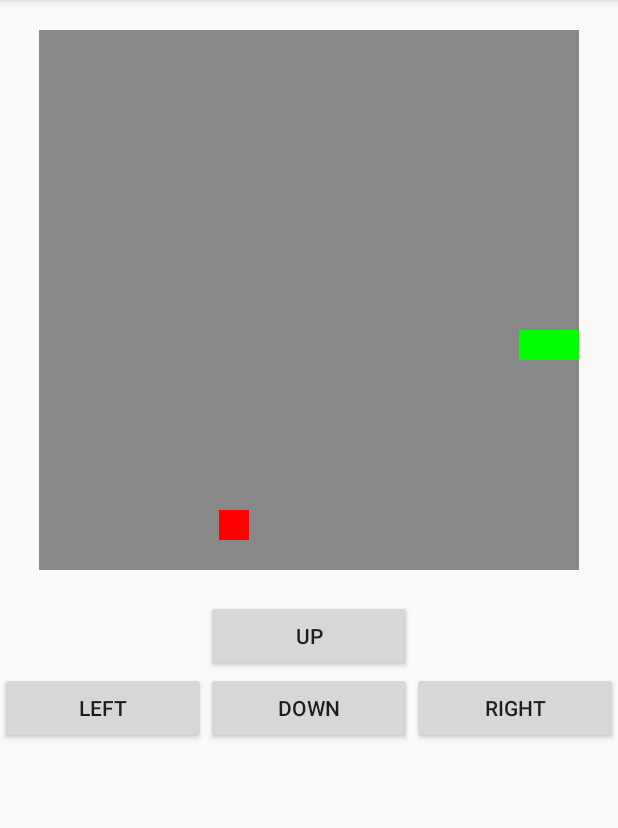
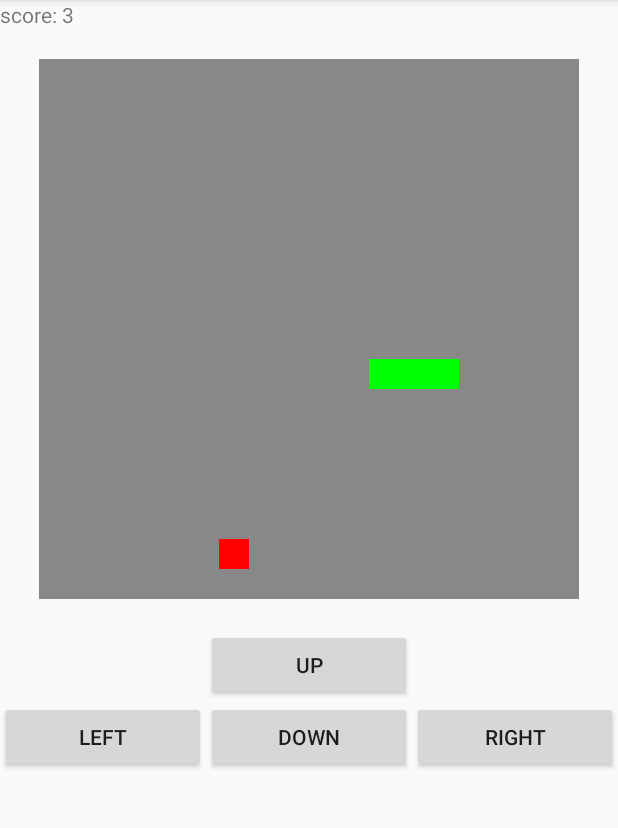
Before and after one commit to Kochenkov/AndroidApp-SnakeGame, an Android app: the GameScreenActivity screen opened directly, with no data from a screen before it, on a phone screen of 412 x 824 dp, the part 84-912 px from its top. Run offline under Robolectric (Android 15) with nearby library versions, the phone set to English and light mode, and no system bars.

Commit message:
добавил счет в игре, валидацию столкновения с телом змеи и прерывание потока игры после выхода с активити

```diff
--- a/app/src/main/java/com/vkochenkov/snakegame/activities/GameScreenActivity.java
+++ b/app/src/main/java/com/vkochenkov/snakegame/activities/GameScreenActivity.java
@@ -3,12 +3,12 @@ package com.vkochenkov.snakegame.activities;
 import android.graphics.Rect;
 import android.os.Bundle;
 import android.util.DisplayMetrics;
-import android.util.Log;
 import android.view.Gravity;
 import android.view.View;
 import android.widget.Button;
 import android.widget.LinearLayout;
 import android.widget.LinearLayout.LayoutParams;
+import android.widget.TextView;
 import android.widget.Toast;
 
 import androidx.annotation.Nullable;
@@ -18,43 +18,48 @@ import com.vkochenkov.snakegame.R;
 import com.vkochenkov.snakegame.enums.Direction;
 import com.vkochenkov.snakegame.views.GameScreenView;
 
-import java.util.ArrayList;
+import java.util.LinkedList;
 import java.util.List;
 
 public class GameScreenActivity extends AppCompatActivity implements View.OnClickListener {
 
+    private static final int multiple = 20;
+    private static final int timeToRefreshDraw = 400;
+
     private GameScreenView gameScreenView;
     private LinearLayout mainLinearLayout;
+    private TextView tvScore;
+
     private Button btnRightMove;
     private Button btnLeftMove;
     private Button btnUpMove;
     private Button btnDownMove;
 
-    private int multiple = 20;
-    private int timeToRefreshDraw = 250;
-    private boolean snakeIsAlive = true;
-    private Direction direction = Direction.RIGHT;
+    private Direction direction;
+
+    private boolean gameIsRunning;
+
     private int rectSize;
     private int startX;
     private int startY;
     private int gameScreenSize;
     private int phoneScreenWidth;
 
-    private List<Rect> snake = new ArrayList<>();
+    private int score;
+    private List<Rect> snake = new LinkedList<>();
     private Rect food;
 
     private SnakeMoving snakeMoving;
 
-    //todo попробовать переписать на асинк таск, ибо не получается останавливать процесс при сворачивании или выходе из активити
     private class SnakeMoving extends Thread {
         @Override
         public void run() {
-            while (snakeIsAlive) {
+            while (gameIsRunning) {
                 try {
                     this.sleep(timeToRefreshDraw);
                     moveSnakeInDirection();
                 } catch (InterruptedException e) {
-                    System.out.println("haha");
+                    System.out.println(e.getCause());
                 }
             }
         }
@@ -69,6 +74,7 @@ public class GameScreenActivity extends AppCompatActivity implements View.OnClic
         btnLeftMove = findViewById(R.id.btn_left);
         btnUpMove = findViewById(R.id.btn_up);
         btnDownMove = findViewById(R.id.btn_down);
+        tvScore = findViewById(R.id.tv_score);
 
         btnRightMove.setOnClickListener(this);
         btnLeftMove.setOnClickListener(this);
@@ -77,14 +83,30 @@ public class GameScreenActivity extends AppCompatActivity implements View.OnClic
 
         findDisplaySize();
         initGameScreenParams();
-        initSnakeArray();
+        snake = generateSnakeArray();
         food = generateNewFood();
         createAndInitGameScreenView();
 
-        //запускаем движение змеи в бэкграунде
+        //инициализируем начальные параметры
+        score = snake.size();
+        direction = Direction.RIGHT;
+        gameIsRunning = true;
+        //запускаем движение змеи в отдельном потоке
         snakeMoving = new SnakeMoving();
         snakeMoving.start();
     }
+
+    @Override
+    protected void onStop() {
+        super.onStop();
+        gameIsRunning = false;
+    }
+
+    //todo сделать сохранение игры после перезахода
+//    @Override
+//    protected void onSaveInstanceState(@NonNull Bundle outState) {
+//        super.onSaveInstanceState(outState);
+//    }
 
     @Override
     public void onClick(View view) {
@@ -120,13 +142,15 @@ public class GameScreenActivity extends AppCompatActivity implements View.OnClic
         params.bottomMargin = rectSize;
         gameScreenView.setLayoutParams(params);
         mainLinearLayout = findViewById(R.id.game_screen_layout);
-        mainLinearLayout.addView(gameScreenView, 0);
+        mainLinearLayout.addView(gameScreenView, 1);
     }
 
-    private void initSnakeArray() {
+    private List<Rect> generateSnakeArray() {
+        List<Rect> snake = new LinkedList<>();
         for (int i = 0; i < 3; i++) {
             snake.add(new Rect(startX - (rectSize * i), startY, (startX + rectSize) - (rectSize * i), (startY + rectSize)));
         }
+        return snake;
     }
 
     private void initGameScreenParams() {
@@ -143,6 +167,7 @@ public class GameScreenActivity extends AppCompatActivity implements View.OnClic
     }
 
     //todo пофиксить баг с быстрым нажатием "вниз и в бок"
+    //или это не баг? В классической змейке на тетрисе так и сделано
     private void moveSnakeInDirection() {
         Rect head = snake.get(0);
         switch (direction) {
@@ -159,40 +184,35 @@ public class GameScreenActivity extends AppCompatActivity implements View.OnClic
                 snake.add(0, new Rect(head.left, head.top + rectSize, head.right, head.bottom + rectSize));
                 break;
         }
-
         head = snake.get(0);
-
+        eatFoodOrDeleteTailElement(head);
         borderClashValidation(head);
-        foodClashValidation(head);
-
+        snakeBodyClashValidation(head);
         gameScreenView.setSnake(snake);
         runOnUiThread(new Runnable() {
             @Override
             public void run() {
+                tvScore.setText(Integer.toString(score));
                 gameScreenView.invalidate();
             }
         });
     }
 
-    private void foodClashValidation(Rect head) {
-        if (head.left == food.left &&
-                head.top == food.top &&
-                head.right == food.right &&
-                head.bottom == food.bottom
-        ) {
-            Log.d("food", "food has been eaten");
+    private Rect generateNewFood() {
+        //todo сделать так, что бы еда не появлялась внутри змеи
+        int randomX = (int) ((Math.random() * gameScreenSize) / rectSize) * rectSize;
+        int randomY = (int) ((Math.random() * gameScreenSize) / rectSize) * rectSize;
+        return new Rect(randomX, randomY, randomX + rectSize, randomY + rectSize);
+    }
+
+    private void eatFoodOrDeleteTailElement(Rect head) {
+        if (head.left == food.left && head.top == food.top) {
+            score = snake.size();
             food = generateNewFood();
             gameScreenView.setFood(food);
         } else {
             snake.remove(snake.size() - 1);
         }
-    }
-
-    private Rect generateNewFood() {
-        //todo сделать так, что бы еда не появлялась внутри змеи
-        int randomX = (int) ((Math.random()*gameScreenSize)/rectSize)*rectSize;
-        int randomY = (int) ((Math.random()*gameScreenSize)/rectSize)*rectSize;
-        return new Rect(randomX, randomY, randomX+rectSize, randomY+rectSize);
     }
 
     private void borderClashValidation(Rect head) {
@@ -201,8 +221,21 @@ public class GameScreenActivity extends AppCompatActivity implements View.OnClic
                 head.right > gameScreenSize ||
                 head.bottom > gameScreenSize
         ) {
-            //todo написать валидацию столкновения со своим телом
-            snakeIsAlive = false;
+            endGame();
+        }
+    }
+
+    private void snakeBodyClashValidation(Rect head) {
+        for (int i = 1; i < snake.size(); i++) {
+            Rect currentElem = snake.get(i);
+            if (head.left == currentElem.left && head.top == currentElem.top) {
+                endGame();
+            }
+        }
+    }
+
+    private void endGame() {
+        gameIsRunning = false;
         runOnUiThread(new Runnable() {
             @Override
             public void run() {
@@ -212,4 +245,3 @@ public class GameScreenActivity extends AppCompatActivity implements View.OnClic
         });
     }
 }
-}
--- a/app/src/main/res/layout/activity_game_screen.xml
+++ b/app/src/main/res/layout/activity_game_screen.xml
@@ -4,6 +4,23 @@
     android:layout_width="match_parent"
     android:layout_height="match_parent"
     android:orientation="vertical">
+
+    <LinearLayout
+        android:layout_width="wrap_content"
+        android:layout_height="wrap_content"
+        android:orientation="horizontal">
+
+        <TextView
+            android:layout_width="wrap_content"
+            android:layout_height="wrap_content"
+            android:text="score: " />
+
+        <TextView
+            android:layout_width="wrap_content"
+            android:layout_height="wrap_content"
+            android:id="@+id/tv_score"/>
+    </LinearLayout>
+
 
     <LinearLayout
         android:layout_width="match_parent"
@@ -16,14 +33,14 @@
             android:layout_width="wrap_content"
             android:layout_height="wrap_content"
             android:layout_gravity="bottom"
-            android:text="left"
-            android:layout_weight="1"/>
+            android:layout_weight="1"
+            android:text="left" />
 
         <LinearLayout
             android:layout_width="wrap_content"
             android:layout_height="wrap_content"
-            android:orientation="vertical"
-            android:layout_weight="1">
+            android:layout_weight="1"
+            android:orientation="vertical">
 
             <Button
                 android:id="@+id/btn_up"
@@ -43,8 +60,8 @@
             android:layout_width="wrap_content"
             android:layout_height="wrap_content"
             android:layout_gravity="bottom"
-            android:text="right"
-            android:layout_weight="1"/>
+            android:layout_weight="1"
+            android:text="right" />
 
 
     </LinearLayout>
```
Lines whose indentation alone changed are shown as unchanged.
